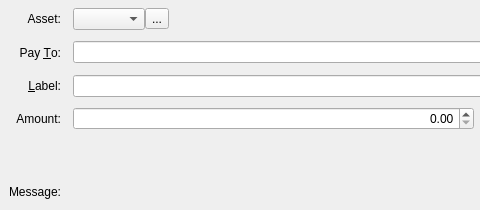
RavenProject/Ravencoin, file src/qt/forms/sendassetsentry.ui: the form before one commit; both pictures show x 0 to 480 and y 0 to 210 of the 883 by 210 pixel window.
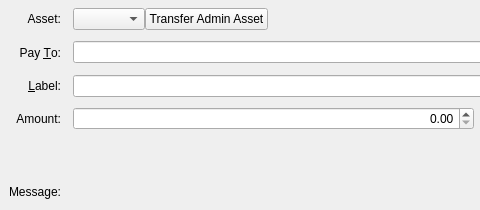
The form after the commit. Icons and pictures are not drawn. Custom widgets are drawn as their Qt base class.

Patch:
```diff
--- a/src/qt/forms/sendassetsentry.ui
+++ b/src/qt/forms/sendassetsentry.ui
@@ -75,19 +75,13 @@
        <widget class="QComboBox" name="assetSelectionBox"/>
       </item>
       <item>
-       <widget class="QToolButton" name="administratorToolButton">
+       <widget class="QPushButton" name="administratorToolButton">
         <property name="text">
-         <string>...</string>
+         <string>Transfer Admin Asset</string>
         </property>
         <property name="icon">
-         <iconset resource="../raven.qrc">
-          <normaloff>:/icons/asset_administrator</normaloff>:/icons/asset_administrator</iconset>
-        </property>
-        <property name="iconSize">
-         <size>
-          <width>22</width>
-          <height>22</height>
-         </size>
+         <iconset>
+          <normaloff>../res/icons/asset_administrator.png</normaloff>../res/icons/asset_administrator.png</iconset>
         </property>
        </widget>
       </item>
```
